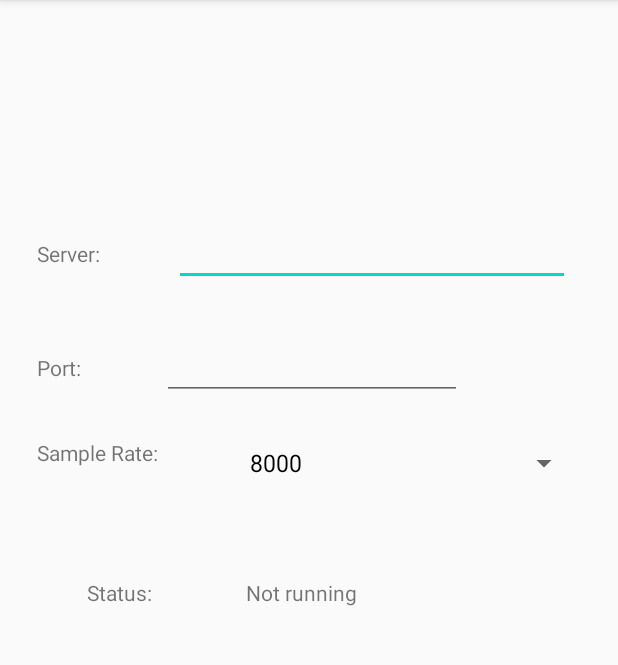
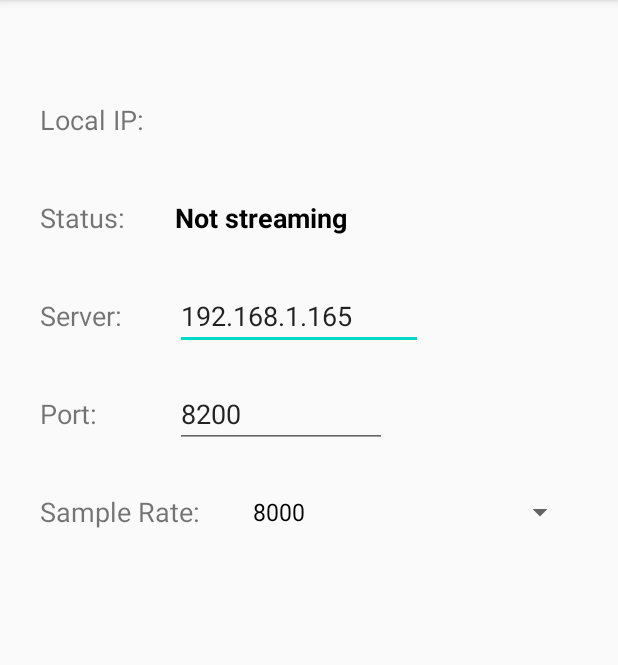
Before and after one commit to johnharakas/AudioLAN, an Android app: the screen it shows after launch (MainActivity), on a phone screen of 412 x 824 dp, the part 84-749 px from its top. Run offline under Robolectric (Android 15) with nearby library versions, the phone set to English and light mode, and no system bars.

Commit message:
added features, reformatted layout.

```diff
--- a/app/src/main/AndroidManifest.xml
+++ b/app/src/main/AndroidManifest.xml
@@ -4,6 +4,7 @@
     <uses-permission android:name="android.permission.INTERNET" />
     <uses-permission android:name="android.permission.ACCESS_NETWORK_STATE" />
     <uses-permission android:name="android.permission.RECORD_AUDIO"/>
+    <uses-permission android:name="android.permission.ACCESS_WIFI_STATE" />
 
     <application
         android:allowBackup="true"
--- a/app/src/main/java/com/example/audiolan/MainActivity.java
+++ b/app/src/main/java/com/example/audiolan/MainActivity.java
@@ -5,6 +5,7 @@ import android.content.pm.PackageManager;
 import android.media.AudioFormat;
 import android.media.AudioRecord;
 import android.media.MediaRecorder;
+import android.net.wifi.WifiManager;
 import android.os.Build;
 import android.os.Bundle;
 import android.text.Editable;
@@ -23,16 +24,18 @@ import androidx.appcompat.app.AppCompatActivity;
 import androidx.core.app.ActivityCompat;
 
 import java.io.IOException;
+import java.math.BigInteger;
 import java.net.DatagramPacket;
 import java.net.DatagramSocket;
 import java.net.InetAddress;
 import java.net.UnknownHostException;
+import java.nio.ByteOrder;
 
 public class MainActivity extends AppCompatActivity {
 
     AudioRecord recorder;
 
-    TextView statusText;
+    TextView statusText, localIP;
     EditText serverIP, serverPort;
 
     public DatagramPacket packet;
@@ -59,14 +62,24 @@ public class MainActivity extends AppCompatActivity {
         final Button buttonStart = findViewById(R.id.buttonStart);
         final Button buttonStop = findViewById(R.id.buttonStop);
         serverIP = findViewById(R.id.textServerInput);
+        serverIP.setText(DEFAULT_IP);
+
+        String ipAddress = getIpAddress();
+        Log.d("IP", "IP Address: " + ipAddress);
+        localIP = findViewById(R.id.textIpDisplay);
+        localIP.setText(ipAddress);
         serverPort = findViewById(R.id.textPortInput);
+        serverPort.setText(String.valueOf(DEFAULT_PORT));
         statusText = findViewById(R.id.textStatusUpdate);
+
 
         buttonStart.setOnClickListener( new View.OnClickListener() {
             public void onClick(View v) {
                 Log.d("onClick","buttonStart clicked." );
                 status = true;
                 statusText.setText(R.string.statusRunning);
+                statusText.setTextColor(0xFFCC0000);
+
                 startRecording();
             }
         });
@@ -75,8 +88,13 @@ public class MainActivity extends AppCompatActivity {
             public void onClick(View v) {
                 Log.d("onClick","buttonStop clicked." );
                 status = false;
+                statusText.setTextColor(0xFF000000);
+
                 statusText.setText(R.string.statusNotRunning);
+//                statusText.setTextColor(0xFF);
+
                 recorder.release();
+
             }
         });
 
@@ -98,7 +116,10 @@ public class MainActivity extends AppCompatActivity {
             public void onTextChanged(CharSequence charSequence, int i, int i1, int i2) {}
             @Override
             public void afterTextChanged(Editable editable) {
-                dest_port = Integer.parseInt(serverPort.getText().toString());
+                String dport = serverPort.getText().toString();
+                if (!dport.equals("")) {
+                    dest_port = Integer.parseInt(serverPort.getText().toString());
+                }
             }
         });
 
@@ -108,7 +129,6 @@ public class MainActivity extends AppCompatActivity {
                 String sampleRate = adapterView.getItemAtPosition(i).toString();
                 MainActivity.this.sampleRate = Integer.parseInt(sampleRate);
             }
-
             @Override
             public void onNothingSelected(AdapterView<?> adapterView) {
                 sampleRate = DEFAULT_SAMPLE_RATE;
@@ -139,6 +159,28 @@ public class MainActivity extends AppCompatActivity {
             int bufferSize = AudioRecord.getMinBufferSize(rate, AudioFormat.CHANNEL_IN_MONO, AudioFormat.ENCODING_PCM_16BIT);
             System.out.printf("\n%d : %d\n", rate, bufferSize);
         }
+    }
+
+    protected String getIpAddress() {
+        WifiManager wifiManager = (WifiManager) getApplicationContext().getSystemService(WIFI_SERVICE);
+        int ip_addr = wifiManager.getConnectionInfo().getIpAddress();
+
+        // Convert little-endian to big-endianif needed
+        if (ByteOrder.nativeOrder().equals(ByteOrder.LITTLE_ENDIAN)) {
+            ip_addr = Integer.reverseBytes(ip_addr);
+        }
+
+        byte[] ipByteArray = BigInteger.valueOf(ip_addr).toByteArray();
+
+        String ipAddressString;
+        try {
+            ipAddressString = InetAddress.getByAddress(ipByteArray).getHostAddress();
+        } catch (UnknownHostException ex) {
+            Log.e("WIFIIP", "Unable to get host address.");
+            ipAddressString = null;
+        }
+
+        return ipAddressString;
     }
 
     public void startRecording() {
--- a/app/src/main/res/layout/activity_main.xml
+++ b/app/src/main/res/layout/activity_main.xml
@@ -16,8 +16,8 @@
         app:layout_constraintGuide_begin="29dp" />
 
     <LinearLayout
-        android:layout_width="362dp"
-        android:layout_height="590dp"
+        android:layout_width="357dp"
+        android:layout_height="691dp"
         android:orientation="vertical"
         app:layout_constraintBottom_toBottomOf="parent"
         app:layout_constraintEnd_toEndOf="parent"
@@ -26,59 +26,138 @@
         app:layout_constraintTop_toTopOf="@+id/guideline"
         app:layout_constraintVertical_bias="0.621">
 
-        <TableRow
+        <androidx.constraintlayout.widget.ConstraintLayout
+            android:id="@+id/ipAddressRow"
+            android:layout_width="match_parent"
+            android:layout_height="45dp">
+
+            <TextView
+                android:id="@+id/textIP"
+                android:layout_width="90dp"
+                android:layout_height="45dp"
+                android:gravity="center_vertical"
+                android:text="@string/ip"
+                android:textSize="18sp"
+                app:layout_constraintStart_toStartOf="parent"
+                app:layout_constraintTop_toTopOf="parent" />
+
+            <TextView
+                android:id="@+id/textIpDisplay"
+                android:layout_width="165dp"
+                android:layout_height="45dp"
+                android:layout_marginEnd="96dp"
+                android:gravity="center_vertical"
+                android:textSize="18sp"
+                android:textStyle="bold"
+                app:layout_constraintEnd_toEndOf="parent"
+                app:layout_constraintHorizontal_bias="0.0"
+                app:layout_constraintStart_toEndOf="@+id/textIP"
+                app:layout_constraintTop_toTopOf="@+id/textIP" />
+
+        </androidx.constraintlayout.widget.ConstraintLayout>
+
+        <androidx.constraintlayout.widget.ConstraintLayout
+            android:id="@+id/statusRow"
+            android:layout_width="match_parent"
+            android:layout_height="45dp"
+            android:layout_marginTop="20dp"
+            android:paddingTop="0dp">
+
+            <TextView
+                android:id="@+id/textStatus"
+                android:layout_width="90dp"
+                android:layout_height="45dp"
+                android:gravity="center_vertical"
+                android:text="@string/status"
+                android:textSize="18sp"
+                app:layout_constraintStart_toStartOf="parent"
+                app:layout_constraintTop_toTopOf="parent" />
+
+            <TextView
+                android:id="@+id/textStatusUpdate"
+                android:layout_width="189dp"
+                android:layout_height="45dp"
+                android:gravity="center_vertical"
+                android:text="@string/statusNotRunning"
+                android:textColor="#000000"
+                android:textSize="18sp"
+                android:textStyle="bold"
+                app:layout_constraintEnd_toEndOf="parent"
+                app:layout_constraintHorizontal_bias="0.0"
+                app:layout_constraintStart_toEndOf="@+id/textStatus"
+                app:layout_constraintTop_toTopOf="parent" />
+
+        </androidx.constraintlayout.widget.ConstraintLayout>
+
+        <androidx.constraintlayout.widget.ConstraintLayout
+            android:id="@+id/serverRow"
             android:layout_width="match_parent"
             android:layout_height="wrap_content"
-            android:layout_marginTop="20dp"
-            android:orientation="vertical"
-            android:paddingTop="5dp"
-            android:paddingBottom="5dp">
+            android:layout_marginTop="20dp">
 
             <TextView
                 android:id="@+id/textServer"
-                android:layout_width="83dp"
-                android:layout_height="31dp"
-                android:layout_marginEnd="8dp"
-                android:layout_marginRight="2dp"
+                android:layout_width="90dp"
+                android:layout_height="45dp"
+                android:gravity="center_vertical"
                 android:text="@string/server"
+                android:textSize="18sp"
+                app:layout_constraintStart_toStartOf="parent"
+                app:layout_constraintTop_toTopOf="parent"
                 tools:text="Server:" />
 
             <EditText
                 android:id="@+id/textServerInput"
-                android:layout_width="264dp"
-                android:layout_height="wrap_content"
+                android:layout_width="165dp"
+                android:layout_height="45dp"
+                android:autofillHints=""
                 android:digits="0123456789."
                 android:ems="10"
                 android:inputType="number|numberDecimal"
+                android:imeOptions="actionDone"
+                app:layout_constraintEnd_toEndOf="parent"
+                app:layout_constraintHorizontal_bias="0.0"
+                app:layout_constraintStart_toEndOf="@+id/textServer"
+                app:layout_constraintTop_toTopOf="parent"
                 tools:text="192.168.1.165" />
 
-        </TableRow>
+        </androidx.constraintlayout.widget.ConstraintLayout>
 
-        <TableRow
+        <androidx.constraintlayout.widget.ConstraintLayout
+            android:id="@+id/portRow"
             android:layout_width="match_parent"
             android:layout_height="wrap_content"
-            android:layout_marginTop="20dp"
-            android:paddingTop="5dp"
-            android:paddingBottom="5dp">
+            android:layout_marginTop="20dp">
 
             <TextView
                 android:id="@+id/textPort"
-                android:layout_width="83dp"
-                android:layout_height="29dp"
+                android:layout_width="90dp"
+                android:layout_height="45dp"
+                android:gravity="center_vertical"
                 android:text="@string/port"
+                android:textSize="18sp"
+                app:layout_constraintBottom_toBottomOf="parent"
+                app:layout_constraintStart_toStartOf="parent"
+                app:layout_constraintTop_toTopOf="parent"
                 tools:text="Port:" />
 
             <EditText
                 android:id="@+id/textPortInput"
-                android:layout_width="200dp"
-                android:layout_height="wrap_content"
+                android:layout_width="141dp"
+                android:layout_height="45dp"
                 android:ems="10"
+                android:importantForAutofill="no"
                 android:inputType="number|numberDecimal"
+                app:layout_constraintBottom_toBottomOf="parent"
+                app:layout_constraintEnd_toEndOf="parent"
+                app:layout_constraintHorizontal_bias="0.0"
+                app:layout_constraintStart_toEndOf="@+id/textPort"
+                app:layout_constraintTop_toTopOf="parent"
                 tools:text="50005" />
-        </TableRow>
+        </androidx.constraintlayout.widget.ConstraintLayout>
 
         <androidx.constraintlayout.widget.ConstraintLayout
-            android:id="@+id/tableRow2"
+            android:id="@+id/sampleRateRow"
             android:layout_width="match_parent"
             android:layout_height="wrap_content"
             android:layout_marginTop="20dp">
@@ -86,15 +165,18 @@
             <TextView
                 android:id="@+id/textSampleRate"
                 android:layout_width="134dp"
-                android:layout_height="33dp"
+                android:layout_height="45dp"
+                android:gravity="center_vertical"
                 android:text="@string/sample_rate"
+                android:textSize="18sp"
                 app:layout_constraintEnd_toStartOf="@+id/sampleRateSpinner"
-                app:layout_constraintStart_toStartOf="parent" />
+                app:layout_constraintStart_toStartOf="parent"
+                app:layout_constraintTop_toTopOf="parent" />
 
             <Spinner
                 android:id="@+id/sampleRateSpinner"
                 android:layout_width="0dp"
-                android:layout_height="33dp"
+                android:layout_height="45dp"
 
                 app:layout_constraintEnd_toEndOf="parent"
                 app:layout_constraintStart_toEndOf="@+id/textSampleRate"
@@ -102,7 +184,7 @@
         </androidx.constraintlayout.widget.ConstraintLayout>
 
         <androidx.constraintlayout.widget.ConstraintLayout
-            android:id="@+id/tableRow"
+            android:id="@+id/buttonRow"
             android:layout_width="match_parent"
             android:layout_height="wrap_content"
             android:layout_marginTop="20dp">
@@ -128,35 +210,6 @@
 
         </androidx.constraintlayout.widget.ConstraintLayout>
 
-        <androidx.constraintlayout.widget.ConstraintLayout
-            android:id="@+id/tableRow3"
-            android:layout_width="match_parent"
-            android:layout_height="wrap_content"
-            android:layout_marginTop="20dp"
-            android:paddingTop="20dp">
-
-            <TextView
-                android:id="@+id/textStatus"
-                android:layout_width="72dp"
-                android:layout_height="40dp"
-                android:text="@string/status"
-                app:layout_constraintEnd_toStartOf="@+id/textStatusUpdate"
-                app:layout_constraintHorizontal_bias="0.5"
-                app:layout_constraintStart_toStartOf="parent"
-                tools:layout_editor_absoluteY="7dp" />
-
-            <TextView
-                android:id="@+id/textStatusUpdate"
-                android:layout_width="189dp"
-                android:layout_height="40dp"
-                android:text="@string/statusNotRunning"
-                app:layout_constraintEnd_toEndOf="parent"
-                app:layout_constraintHorizontal_bias="0.5"
-                app:layout_constraintStart_toEndOf="@+id/textStatus"
-                tools:layout_editor_absoluteY="3dp" />
-
-        </androidx.constraintlayout.widget.ConstraintLayout>
-
     </LinearLayout>
 
 </androidx.constraintlayout.widget.ConstraintLayout>
--- a/app/src/main/res/values/strings.xml
+++ b/app/src/main/res/values/strings.xml
@@ -2,10 +2,12 @@
     <string name="app_name">AudioLAN</string>
     <string name="start">Start</string>
     <string name="stop">Stop</string>
-    <string name="server">Server:</string>
+    <string name="server">Server: </string>
     <string name="port">Port:</string>
-    <string name="sample_rate">Sample Rate:</string>
-    <string name="status">Status:</string>
-    <string name="statusNotRunning">Not running</string>
-    <string name="statusRunning">Running</string>
+    <string name="sample_rate">Sample Rate: </string>
+    <string name="status">Status: </string>
+    <string name="statusNotRunning">Not streaming</string>
+    <string name="statusRunning">Streaming</string>
+    <string name="ip">Local IP: </string>
+
 </resources>
```
Also changed, not shown: 1 other file.
